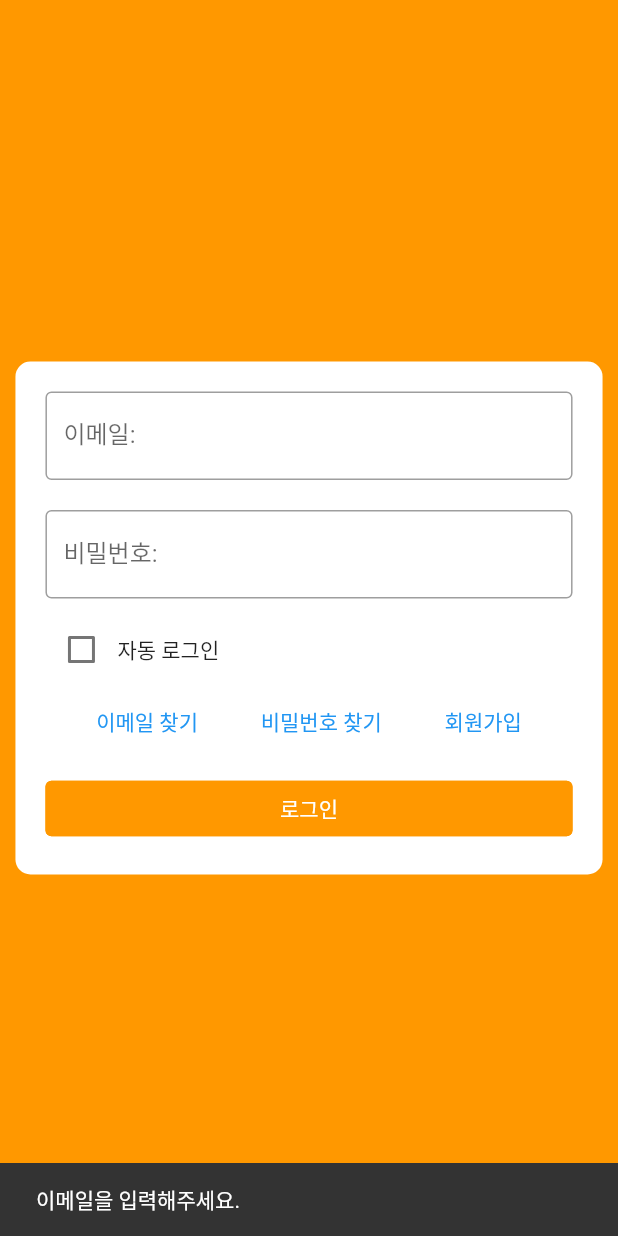
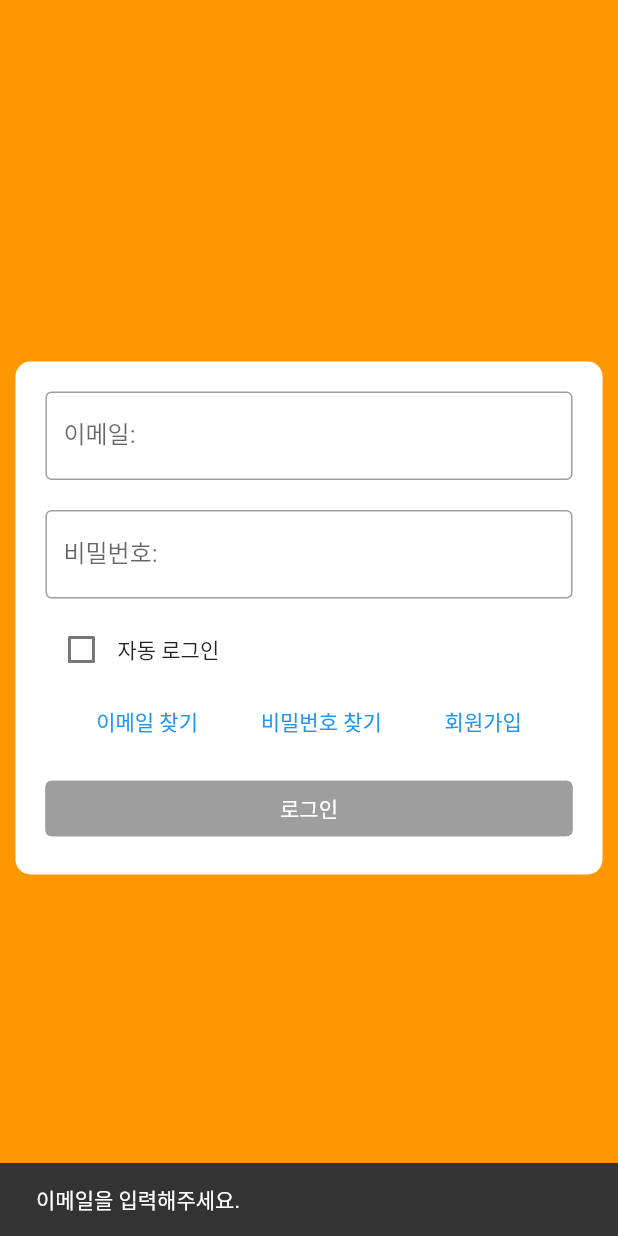
Before and after one commit to dlwlwns52/OnTheWay, a Flutter app: the screen it shows after launch, after a tap on "로그인", on a phone screen of 412 x 824 dp. Run offline on Flutter 3.47's test engine with Material 2 defaults, Android fonts, the phone set to English and light mode, and no system bars; our stand-ins replace auto_size_text, cloud_firestore, firebase_auth, firebase_core, flutter_secure_storage; accounts and stored records are empty.

Commit message:
10/17 1. 로그인 버튼을 마우스로 클릭했을 때는 grey -> orange색으로 잘 바뀌지만 엔터로 넘어갈때는 안바뀜. =>  isLoginPressed 변수로 조건마다 setState()로 값을 설정 (비밀번호 -> 로그인 버튼을 엔터로 이동시 true/ 로그인 수행 완료시 false
2. 이메일이 없는 거나, 비밀번호 없는 거는 스낵바로 잘 표시하지만 'ㅁㄴㄹㅇㄴㄹ' 이거나 'dfasff' 이거일 때는 스낵바로 표시 안 됨 -> 유효하지 않는 이메일 오류 반환 값 설정 'invalid-email' 이 오류 일때 '유효하지 않은 이메일 형식입니다.' 라고 표시

```diff
--- a/lib/login_screen.dart
+++ b/lib/login_screen.dart
@@ -15,6 +15,7 @@ class _LoginScreenState extends State<LoginScreen> {
 
   final FocusNode _EmailToPasswordFocusNode = FocusNode(); // 엔터 눌렀을 때 이메일 -> 비밀번호
   final FocusNode _PasswordToLoginFocusNode = FocusNode(); // 엔터 눌렀을 때 비밀번호 -> 로그인
+  bool isLoginPressed = false; // 엔터키로 넘어갈 때 로그인 버튼이 눌렸는지 여부
 
   @override
   void dispose(){
@@ -52,7 +53,7 @@ class _LoginScreenState extends State<LoginScreen> {
                     FocusScope.of(context).requestFocus(_EmailToPasswordFocusNode); // 이메일 필드 -> 비밀번호 필드
                   },
                 ),
-                SizedBox(height: 20), // 필드 사이에 간격 추가
+                SizedBox(height: 20), // 필드 사이에 간격 추가정
                 TextFormField(
                   // 비밀번호를 입력받는 필드
                   focusNode: _EmailToPasswordFocusNode,
@@ -64,7 +65,13 @@ class _LoginScreenState extends State<LoginScreen> {
                     ),
                   ),
                   // obscureText: true, // 비밀번호를 별표로 표시
-                  onFieldSubmitted: (value) => _login(), // 비밀번호 필드 -> 로그인
+                  // onFieldSubmitted: (value) => _login(), // 비밀번호 필드 -> 로그인
+                  onFieldSubmitted: (value){
+                    setState(() {
+                      isLoginPressed = true; // 엔터키로 로그인 시도
+                    });
+                    _login();
+                  },
                 ),
                 SizedBox(height: 10),
 
@@ -116,10 +123,27 @@ class _LoginScreenState extends State<LoginScreen> {
                     onPressed: _login,
                     style: TextButton.styleFrom(
                       primary: Colors.white, // 글자 색상
-                      backgroundColor: Colors.orange, // 버튼 색상
+                      backgroundColor: Colors.grey, // 버튼 색상
                       onSurface: Colors.grey, // 버튼 disabled일 때의 색상
-                      side: BorderSide(color: Colors.orange, width: 2), // 경계선 설정
-                    ),
+                      side: BorderSide(color: Colors.grey, width: 2), // 경계선 설정
+                    ).copyWith(
+                      backgroundColor: MaterialStateProperty.resolveWith<Color>(
+                          (Set<MaterialState> states){
+                            if (isLoginPressed || states.contains(MaterialState.pressed)){
+                              return Colors.orange;
+                            }
+                            return Colors.grey;
+                          }
+                      ),
+                      side:  MaterialStateProperty.resolveWith<BorderSide>(
+                          (Set<MaterialState> states) {
+                            if (isLoginPressed || states.contains(MaterialState.pressed)) {
+                              return BorderSide(color: Colors.orange, width: 2);
+                            }
+                            return BorderSide(color: Colors.grey, width: 2);
+                          }
+                      )
+                    )
                   ),
                 ),
               ],
@@ -137,6 +161,9 @@ class _LoginScreenState extends State<LoginScreen> {
       ScaffoldMessenger.of(context).showSnackBar(
           SnackBar(content: Text('이메일을 입력해주세요.'))
       );
+      setState(() {
+        isLoginPressed = false;
+      });
       return;
     }
 
@@ -144,6 +171,9 @@ class _LoginScreenState extends State<LoginScreen> {
       ScaffoldMessenger.of(context).showSnackBar(
           SnackBar(content: Text("비밀번호를 입력해주세요"))
       );
+      setState(() {
+        isLoginPressed = false;
+      });
       return;
     }
 
@@ -167,6 +197,11 @@ class _LoginScreenState extends State<LoginScreen> {
     } catch (e) { //스낵바로 이메일 또는 비밀번호 계정 확인
       if (e is FirebaseAuthException) {
         switch (e.code) {
+          case 'invalid-email':
+            ScaffoldMessenger.of(context).showSnackBar(
+              SnackBar(content: Text("유효하지 않은 이메일 형식입니다.")),
+            );
+
           case 'user-not-found':
             ScaffoldMessenger.of(context).showSnackBar(
               SnackBar(content: Text('해당 이메일의 계정이 존재하지 않습니다.')),
@@ -184,6 +219,9 @@ class _LoginScreenState extends State<LoginScreen> {
         );
       }
     }
+    setState(() {
+      isLoginPressed = false; // 로그인 시도 종료시 다시 상태를 false로 바꿈
+    });
   }
 
 }
```
